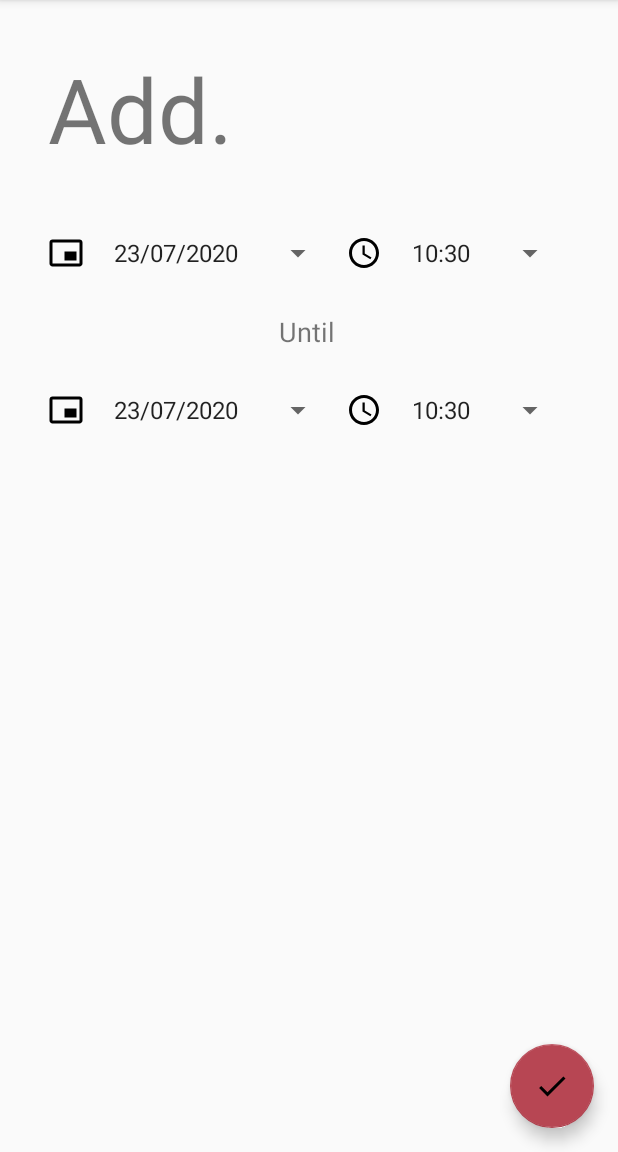
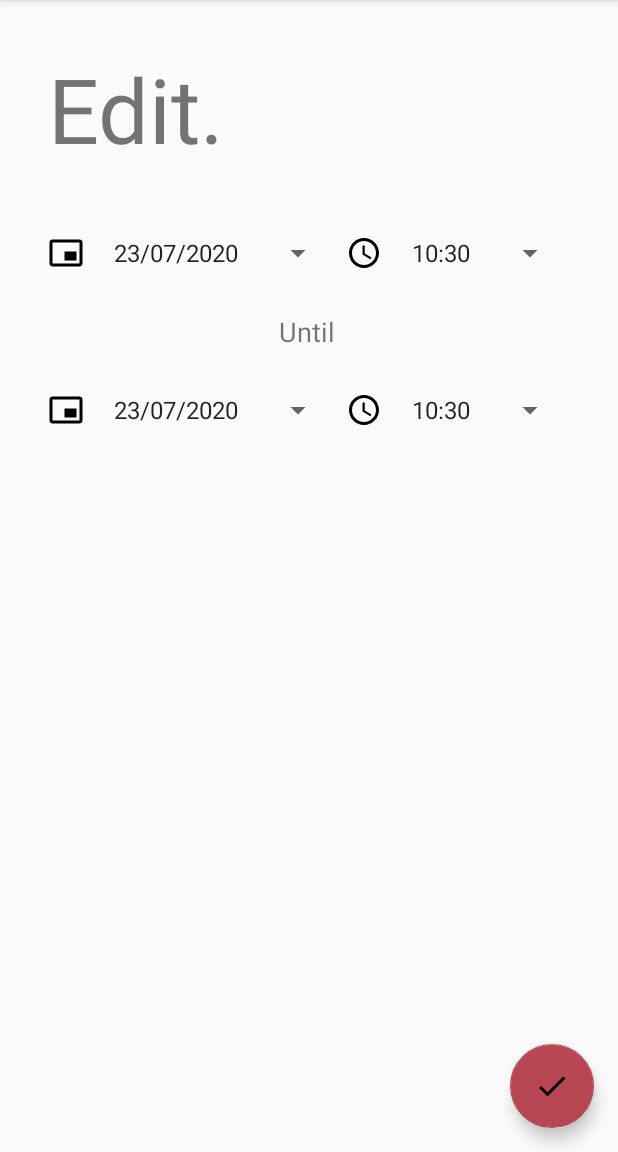
Before and after one commit to Erezbiox1/PayTimer, an Android app: the EditShiftActivity screen opened directly, with no data from a screen before it, on a phone screen of 412 x 824 dp, the part 84-1236 px from its top. Run offline under Robolectric (Android 15) with nearby library versions, the phone set to English and light mode, and no system bars; our stand-ins replace Room's generated code.

Commit message:
Changed AddShift to EditShift
For future activity reuseability both as an "AddShift" and as a
"EditShift".

```diff
--- a/app/build.gradle
+++ b/app/build.gradle
@@ -44,4 +44,9 @@ dependencies {
     implementation "android.arch.lifecycle:extensions:$rootProject.archLifecycleVersion"
     annotationProcessor "android.arch.lifecycle:compiler:$rootProject.archLifecycleVersion"
     implementation 'androidx.lifecycle:lifecycle-extensions:2.2.0'
+
+    // Room debug
+    debugImplementation 'com.amitshekhar.android:debug-db:1.0.6'
+    debugImplementation 'com.amitshekhar.android:debug-db-encrypt:1.0.6'
+
 }
--- a/app/src/main/AndroidManifest.xml
+++ b/app/src/main/AndroidManifest.xml
@@ -10,7 +10,7 @@
         android:supportsRtl="true"
         android:theme="@style/AppTheme">
         <activity
-            android:name=".AddShift.AddShiftActivity"
+            android:name=".EditShift.EditShiftActivity"
             android:label="@string/app_name"
             android:theme="@style/AppTheme.NoActionBar" />
         <activity
--- a/app/src/main/java/com/erezbiox1/paytimer/AddShift/AddShiftViewModel.java
+++ /dev/null
@@ -1,48 +0,0 @@
-package com.erezbiox1.paytimer.AddShift;
-
-import android.app.Application;
-
-import androidx.annotation.NonNull;
-import androidx.lifecycle.AndroidViewModel;
-import androidx.lifecycle.LiveData;
-import androidx.lifecycle.MutableLiveData;
-
-import com.erezbiox1.paytimer.AddShift.Spinners.CombinedSpinner;
-import com.erezbiox1.paytimer.AddShift.Spinners.DateSpinner;
-import com.erezbiox1.paytimer.AddShift.Spinners.TimeSpinner;
-import com.erezbiox1.paytimer.Room.Shift;
-import com.erezbiox1.paytimer.Room.ShiftRepository;
-
-public class AddShiftViewModel extends AndroidViewModel {
-
-    private MutableLiveData<Boolean> goBack = new MutableLiveData<>();
-
-    private ShiftRepository repository;
-    private CombinedSpinner start, end;
-
-    public AddShiftViewModel(@NonNull Application application) {
-        super(application);
-        repository = new ShiftRepository(application);
-
-        start = new CombinedSpinner();
-        end = new CombinedSpinner();
-    }
-
-    public void setSpinners(DateSpinner startDate,
-                            TimeSpinner startTime,
-                            DateSpinner endDate,
-                            TimeSpinner endTime){
-        start.setSpinners(startDate, startTime);
-        end.setSpinners(endDate, endTime);
-    }
-
-    public void add(){
-        Shift shift = new Shift(start.getTime(), end.getTime());
-        repository.insert(shift);
-        goBack.setValue(true);
-    }
-
-    public LiveData<Boolean> getGoBack() {
-        return goBack;
-    }
-}
--- a/app/src/main/java/com/erezbiox1/paytimer/AddShift/AddShiftActivity.java
+++ b/app/src/main/java/com/erezbiox1/paytimer/EditShift/EditShiftActivity.java
@@ -1,4 +1,4 @@
-package com.erezbiox1.paytimer.AddShift;
+package com.erezbiox1.paytimer.EditShift;
 
 import android.os.Bundle;
 import android.view.View;
@@ -8,24 +8,31 @@ import androidx.appcompat.widget.Toolbar;
 import androidx.lifecycle.Observer;
 import androidx.lifecycle.ViewModelProviders;
 
-import com.erezbiox1.paytimer.AddShift.Spinners.DateSpinner;
-import com.erezbiox1.paytimer.AddShift.Spinners.TimeSpinner;
+import com.erezbiox1.paytimer.BuildConfig;
+import com.erezbiox1.paytimer.EditShift.Spinners.DateSpinner;
+import com.erezbiox1.paytimer.EditShift.Spinners.TimeSpinner;
 import com.erezbiox1.paytimer.R;
 import com.google.android.material.floatingactionbutton.FloatingActionButton;
 
-public class AddShiftActivity extends AppCompatActivity {
+public class EditShiftActivity extends AppCompatActivity {
 
-    private AddShiftViewModel viewModel;
+    public static final String START_TIME_EXTRA = BuildConfig.APPLICATION_ID + ".extra.TIME_START"; // TODO
+    public static final String END_TIME_EXTRA = BuildConfig.APPLICATION_ID + ".extra.TIME_END"; // TODO
+    public static final String SHIFT_ID_EXTRA = BuildConfig.APPLICATION_ID + ".extra.SHIFT_ID";
 
+    private EditShiftViewModel viewModel;
 
     @Override
     protected void onCreate(Bundle savedInstanceState) {
         super.onCreate(savedInstanceState);
-        setContentView(R.layout.activity_add_shift);
+        setContentView(R.layout.activity_edit_shift);
         Toolbar toolbar = findViewById(R.id.toolbar);
         setSupportActionBar(toolbar);
 
-        viewModel = ViewModelProviders.of(this).get(AddShiftViewModel.class);
+        viewModel = ViewModelProviders.of(this).get(EditShiftViewModel.class);
+
+        int id = getIntent().getIntExtra(SHIFT_ID_EXTRA, -1);
+        viewModel.setEditing(id);
 
         viewModel.setSpinners(
                 (DateSpinner) findViewById(R.id.start_date),
@@ -38,7 +45,7 @@ public class AddShiftActivity extends AppCompatActivity {
         fab.setOnClickListener(new View.OnClickListener() {
             @Override
             public void onClick(View view) {
-                viewModel.add();
+                viewModel.save();
             }
         });
 
--- /dev/null
+++ b/app/src/main/java/com/erezbiox1/paytimer/EditShift/EditShiftViewModel.java
@@ -0,0 +1,59 @@
+package com.erezbiox1.paytimer.EditShift;
+
+import android.app.Application;
+
+import androidx.annotation.NonNull;
+import androidx.lifecycle.AndroidViewModel;
+import androidx.lifecycle.LiveData;
+import androidx.lifecycle.MutableLiveData;
+
+import com.erezbiox1.paytimer.EditShift.Spinners.CombinedSpinner;
+import com.erezbiox1.paytimer.EditShift.Spinners.DateSpinner;
+import com.erezbiox1.paytimer.EditShift.Spinners.TimeSpinner;
+import com.erezbiox1.paytimer.Room.Shift;
+import com.erezbiox1.paytimer.Room.ShiftRepository;
+
+public class EditShiftViewModel extends AndroidViewModel {
+
+    private MutableLiveData<Boolean> goBack = new MutableLiveData<>();
+
+    private ShiftRepository repository;
+    private CombinedSpinner start, end;
+    private int currentShift;
+
+    public EditShiftViewModel(@NonNull Application application) {
+        super(application);
+        repository = new ShiftRepository(application);
+
+        start = new CombinedSpinner();
+        end = new CombinedSpinner();
+    }
+
+    void setEditing(int id){
+        currentShift = id;
+    }
+
+    void setSpinners(DateSpinner startDate,
+                     TimeSpinner startTime,
+                     DateSpinner endDate,
+                     TimeSpinner endTime){
+        start.setSpinners(startDate, startTime);
+        end.setSpinners(endDate, endTime);
+    }
+
+    void save(){
+        if(currentShift == -1) {
+            Shift shift = new Shift(start.getTime(), end.getTime());
+            repository.insert(shift);
+        } else {
+            Shift shift = new Shift(currentShift, start.getTime(), end.getTime());
+            repository.update(shift);
+        }
+
+        goBack.setValue(true);
+    }
+
+    LiveData<Boolean> getGoBack() {
+        return goBack;
+    }
+}
--- a/app/src/main/java/com/erezbiox1/paytimer/AddShift/Spinners/CustomSpinner.java
+++ b/app/src/main/java/com/erezbiox1/paytimer/EditShift/Spinners/CustomSpinner.java
@@ -1,4 +1,4 @@
-package com.erezbiox1.paytimer.AddShift.Spinners;
+package com.erezbiox1.paytimer.EditShift.Spinners;
 
 import android.app.Dialog;
 import android.content.Context;
--- a/app/src/main/java/com/erezbiox1/paytimer/AddShift/Spinners/DateSpinner.java
+++ b/app/src/main/java/com/erezbiox1/paytimer/EditShift/Spinners/DateSpinner.java
@@ -1,4 +1,4 @@
-package com.erezbiox1.paytimer.AddShift.Spinners;
+package com.erezbiox1.paytimer.EditShift.Spinners;
 
 import android.app.DatePickerDialog;
 import android.app.DatePickerDialog.OnDateSetListener;
--- a/app/src/main/java/com/erezbiox1/paytimer/AddShift/Spinners/TimeSpinner.java
+++ b/app/src/main/java/com/erezbiox1/paytimer/EditShift/Spinners/TimeSpinner.java
@@ -1,4 +1,4 @@
-package com.erezbiox1.paytimer.AddShift.Spinners;
+package com.erezbiox1.paytimer.EditShift.Spinners;
 
 import android.app.Dialog;
 import android.app.TimePickerDialog;
--- a/app/src/main/java/com/erezbiox1/paytimer/MainActivity.java
+++ b/app/src/main/java/com/erezbiox1/paytimer/MainActivity.java
@@ -4,9 +4,7 @@ import android.content.Intent;
 import android.graphics.drawable.AnimatedVectorDrawable;
 import android.os.Bundle;
 
-import com.erezbiox1.paytimer.AddShift.AddShiftActivity;
-import com.google.android.material.floatingactionbutton.FloatingActionButton;
-import com.google.android.material.snackbar.Snackbar;
+import com.erezbiox1.paytimer.EditShift.EditShiftActivity;
 
 import androidx.appcompat.app.AppCompatActivity;
 import androidx.appcompat.widget.Toolbar;
@@ -18,6 +16,8 @@ import android.view.animation.Animation;
 import android.view.animation.AnimationUtils;
 import android.widget.Button;
 import android.widget.ImageView;
+
+import static com.erezbiox1.paytimer.EditShift.EditShiftActivity.*;
 
 public class MainActivity extends AppCompatActivity {
 
@@ -53,7 +53,7 @@ public class MainActivity extends AppCompatActivity {
                     startingAnimation.reset();
                     startButton.setText(R.string.start_now);
 
-                    Intent intent = new Intent(MainActivity.this, AddShiftActivity.class);
+                    Intent intent = new Intent(MainActivity.this, EditShiftActivity.class);
                     startActivity(intent);
                 }
 
--- a/app/src/main/res/layout/activity_add_shift.xml
+++ b/app/src/main/res/layout/activity_edit_shift.xml
@@ -4,7 +4,7 @@
     xmlns:tools="http://schemas.android.com/tools"
     android:layout_width="match_parent"
     android:layout_height="match_parent"
-    tools:context=".AddShift.AddShiftActivity">
+    tools:context=".EditShift.EditShiftActivity">
 
     <com.google.android.material.appbar.AppBarLayout
         android:layout_width="match_parent"
@@ -28,6 +28,6 @@
         android:layout_margin="@dimen/fab_margin"
         app:srcCompat="@drawable/ic_check" />
 
-    <include layout="@layout/content_add_shift" />
+    <include layout="@layout/content_edit_shift" />
 
 </androidx.coordinatorlayout.widget.CoordinatorLayout>
--- a/app/src/main/res/layout/content_add_shift.xml
+++ b/app/src/main/res/layout/content_edit_shift.xml
@@ -13,7 +13,7 @@
         android:layout_height="wrap_content"
         android:layout_marginStart="32dp"
         android:layout_marginTop="32dp"
-        android:text="@string/add_title"
+        android:text="@string/edit_title"
         android:textSize="60sp"
         app:layout_constraintStart_toStartOf="parent"
         app:layout_constraintTop_toTopOf="parent" />
@@ -29,7 +29,7 @@
         app:srcCompat="@drawable/ic_calendar"
         android:contentDescription="@string/calendar_icon_desc" />
 
-    <com.erezbiox1.paytimer.AddShift.Spinners.DateSpinner
+    <com.erezbiox1.paytimer.EditShift.Spinners.DateSpinner
         android:id="@+id/start_date"
         android:layout_width="wrap_content"
         android:layout_height="wrap_content"
@@ -49,7 +49,7 @@
         app:srcCompat="@drawable/ic_time"
         android:contentDescription="@string/time_icon_desc" />
 
-    <com.erezbiox1.paytimer.AddShift.Spinners.TimeSpinner
+    <com.erezbiox1.paytimer.EditShift.Spinners.TimeSpinner
         android:id="@+id/start_time"
         android:layout_width="wrap_content"
         android:layout_height="wrap_content"
@@ -71,7 +71,7 @@
         app:layout_constraintTop_toTopOf="@+id/end_date"
         app:srcCompat="@drawable/ic_calendar" />
 
-    <com.erezbiox1.paytimer.AddShift.Spinners.DateSpinner
+    <com.erezbiox1.paytimer.EditShift.Spinners.DateSpinner
         android:id="@+id/end_date"
         android:layout_width="wrap_content"
         android:layout_height="wrap_content"
@@ -91,7 +91,7 @@
         app:layout_constraintTop_toTopOf="@+id/end_time"
         app:srcCompat="@drawable/ic_time" />
 
-    <com.erezbiox1.paytimer.AddShift.Spinners.TimeSpinner
+    <com.erezbiox1.paytimer.EditShift.Spinners.TimeSpinner
         android:id="@+id/end_time"
         android:layout_width="wrap_content"
         android:layout_height="wrap_content"
--- a/app/src/main/res/values/strings.xml
+++ b/app/src/main/res/values/strings.xml
@@ -10,7 +10,7 @@
     <string name="stop_now">Stop now</string>
     <string name="start_shift_desc">Start shift</string>
     <string name="title_activity_add_shift">AddShiftActivity</string>
-    <string name="add_title">Add.</string>
+    <string name="edit_title">Edit.</string>
     <string name="finish_btn">Finish</string>
     <string name="calendar_icon_desc">Calendar Icon</string>
     <string name="time_icon_desc">Time Icon</string>
```
Also changed, not shown: app/src/main/java/com/erezbiox1/paytimer/EditShift/Spinners/CombinedSpinner.java (renamed from app/src/main/java/com/erezbiox1/paytimer/AddShift/Spinners/CombinedSpinner.java, +9 -1 lines), app/src/main/java/com/erezbiox1/paytimer/Room/Shift.java (+8 -0 lines).
